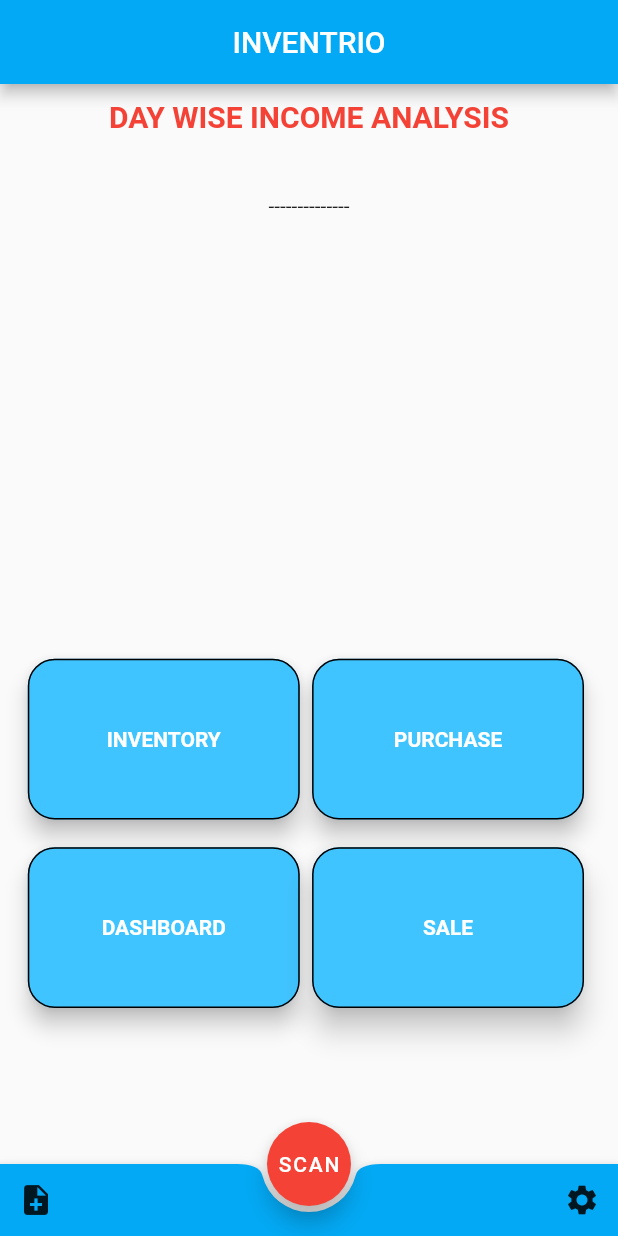
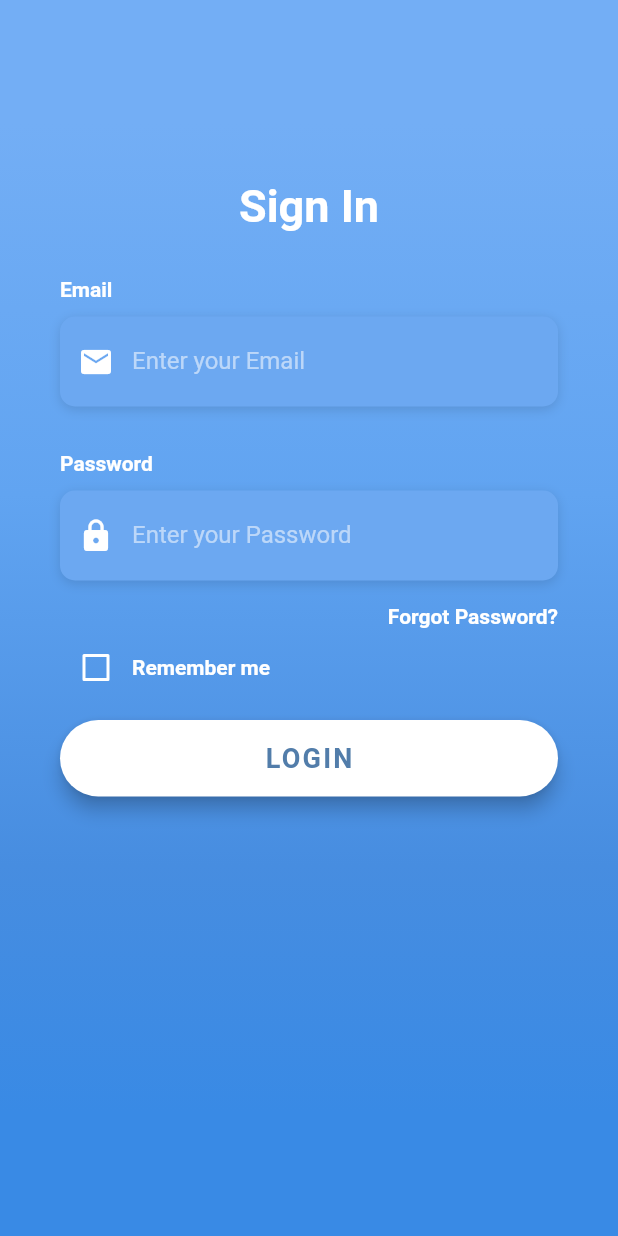
Before and after one commit to satwikchinna/inventrio, a Flutter app: the screen it shows after launch, on a phone screen of 412 x 824 dp. Run offline on Flutter 3.47's test engine with Material 2 defaults, Android fonts, the phone set to English and light mode, and no system bars; our stand-ins replace charts_flutter, flutter_spinkit, shared_preferences, sqflite; missing offline and left inert: flutter_barcode_scanner; accounts and stored records are empty; Roboto replaces fonts that are missing (OpenSans).

Commit message:
implemented login and logout

```diff
--- a/lib/main.dart
+++ b/lib/main.dart
@@ -1,8 +1,10 @@
 import 'package:flutter/material.dart';
 import 'package:inventrio/widgets/addItem.dart';
 import 'package:inventrio/widgets/dashboard.dart';
+import 'package:inventrio/widgets/login.dart';
 import 'package:inventrio/widgets/sale.dart';
 import 'package:inventrio/widgets/scanResult.dart';
+import 'package:shared_preferences/shared_preferences.dart';
 import './widgets/home.dart';
 import 'package:flutter_barcode_scanner/flutter_barcode_scanner.dart';
 import 'dart:math';
@@ -13,10 +15,12 @@ import './database_helper.dart';
 List sales;
 void main() async {
   WidgetsFlutterBinding.ensureInitialized();
+  SharedPreferences prefs = await SharedPreferences.getInstance();
+  var email = prefs.getString('email');
   var db = DatabaseHelper();
   var data = await db.getAnalysis();
 
-  runApp(myApp(data: data));
+  runApp(email == null ? MaterialApp(debugShowCheckedModeBanner: false  ,home:LoginScreen()):myApp( data: data));
 }
 
 class myApp extends StatefulWidget {
@@ -89,8 +93,17 @@ class _MyappState extends State<myApp> {
         home: Scaffold(
 
             appBar: AppBar(
-              title: Center(child: Text("INVENTRIO")),
+              centerTitle: true,
+              title: Text("INVENTRIO"),
               backgroundColor: Colors.lightBlue,
+               actions: <Widget>[
+    FlatButton(
+      textColor: Colors.white,
+      onPressed: () {},
+      child:_signout() ,
+      shape: CircleBorder(side: BorderSide(color: Colors.transparent)),
+    ),
+  ],
             ),
             floatingActionButtonLocation:
                 FloatingActionButtonLocation.centerDocked,
@@ -312,3 +325,16 @@ class SizeConfig {
   blockSizeVertical = screenHeight / 100;
  }
 }
+ Widget _signout() {
+return Builder(
+                builder: (context) =>IconButton(icon: Icon(Icons.power_settings_new),onPressed:()async{
+ SharedPreferences prefs = await SharedPreferences.getInstance();
+            prefs.remove('email');
+            Navigator.pushReplacement(context,
+                MaterialPageRoute(builder: (BuildContext ctx) => LoginScreen()));
+
+
+      }));
+
+
+      }
--- /dev/null
+++ b/lib/utilities/constants.dart
@@ -0,0 +1,24 @@
+import 'package:flutter/material.dart';
+
+final kHintTextStyle = TextStyle(
+  color: Colors.white54,
+  fontFamily: 'OpenSans',
+);
+
+final kLabelStyle = TextStyle(
+  color: Colors.white,
+  fontWeight: FontWeight.bold,
+  fontFamily: 'OpenSans',
+);
+
+final kBoxDecorationStyle = BoxDecoration(
+  color: Color(0xFF6CA8F1),
+  borderRadius: BorderRadius.circular(10.0),
+  boxShadow: [
+    BoxShadow(
+      color: Colors.black12,
+      blurRadius: 6.0,
+      offset: Offset(0, 2),
+    ),
+  ],
+);
--- /dev/null
+++ b/lib/widgets/login.dart
@@ -0,0 +1,305 @@
+import 'package:flutter/material.dart';
+import 'package:flutter/services.dart';
+import 'package:inventrio/utilities/constants.dart';
+import 'package:flutter_spinkit/flutter_spinkit.dart';
+import 'dart:convert';
+import 'package:http/http.dart' as http;
+import 'package:shared_preferences/shared_preferences.dart';
+
+import '../database_helper.dart';
+import '../main.dart';
+
+class LoginScreen extends StatefulWidget {
+  @override
+  _LoginScreenState createState() => _LoginScreenState();
+}
+
+class _LoginScreenState extends State<LoginScreen> {
+  bool _rememberMe = false;
+  var visible = false;
+  TextEditingController _emailController = new TextEditingController();
+  TextEditingController _passwordController = new TextEditingController();
+  Widget _buildEmailTF() {
+    return Column(
+      crossAxisAlignment: CrossAxisAlignment.start,
+      children: <Widget>[
+        Text(
+          'Email',
+          style: kLabelStyle,
+        ),
+        SizedBox(height: 10.0),
+        Container(
+          alignment: Alignment.centerLeft,
+          decoration: kBoxDecorationStyle,
+          height: 60.0,
+          child: TextField(
+            controller: _emailController,
+            keyboardType: TextInputType.emailAddress,
+            style: TextStyle(
+              color: Colors.white,
+              fontFamily: 'OpenSans',
+
+            ),
+            decoration: InputDecoration(
+              border: InputBorder.none,
+              contentPadding: EdgeInsets.only(top: 14.0),
+              prefixIcon: Icon(
+                Icons.email,
+                color: Colors.white,
+              ),
+              hintText: 'Enter your Email',
+              hintStyle: kHintTextStyle,
+            ),
+          ),
+        ),
+      ],
+    );
+  }
+
+  Widget _buildPasswordTF() {
+    return Column(
+      crossAxisAlignment: CrossAxisAlignment.start,
+      children: <Widget>[
+        Text(
+          'Password',
+          style: kLabelStyle,
+        ),
+        SizedBox(height: 10.0),
+        Container(
+          alignment: Alignment.centerLeft,
+          decoration: kBoxDecorationStyle,
+          height: 60.0,
+          child: TextField(
+            controller: _passwordController,
+            obscureText: true,
+            style: TextStyle(
+              color: Colors.white,
+              fontFamily: 'OpenSans',
+            ),
+            decoration: InputDecoration(
+              border: InputBorder.none,
+              contentPadding: EdgeInsets.only(top: 14.0),
+              prefixIcon: Icon(
+                Icons.lock,
+                color: Colors.white,
+              ),
+              hintText: 'Enter your Password',
+              hintStyle: kHintTextStyle,
+            ),
+          ),
+        ),
+      ],
+    );
+  }
+
+  Widget _buildForgotPasswordBtn() {
+    return Container(
+      alignment: Alignment.centerRight,
+      child: FlatButton(
+        onPressed: () => print('Forgot Password Button Pressed'),
+        padding: EdgeInsets.only(right: 0.0),
+        child: Text(
+          'Forgot Password?',
+          style: kLabelStyle,
+        ),
+      ),
+    );
+  }
+
+  Widget _buildRememberMeCheckbox() {
+    return Container(
+      height: 20.0,
+      child: Row(
+        children: <Widget>[
+          Theme(
+            data: ThemeData(unselectedWidgetColor: Colors.white),
+            child: Checkbox(
+              value: _rememberMe,
+              checkColor: Colors.green,
+              activeColor: Colors.white,
+              onChanged: (value) {
+                setState(() {
+                  _rememberMe = value;
+                });
+              },
+            ),
+          ),
+          Text(
+            'Remember me',
+            style: kLabelStyle,
+          ),
+        ],
+      ),
+    );
+  }
+
+  Widget _buildLoginBtn() {
+    return Container(
+      padding: EdgeInsets.symmetric(vertical: 25.0),
+      width: double.infinity,
+      child: RaisedButton(
+        elevation: 5.0,
+        onPressed: () async{
+
+
+
+ setState(() {
+  visible = true ;
+  });
+
+  // Getting value from Controller
+  String email = _emailController.text;
+  String password = _passwordController.text;
+
+  // SERVER LOGIN API URL
+  var url = 'https://inventrio.000webhostapp.com/login_user.php';
+
+  // Store all data with Param Name.
+  var data = {'email': email, 'password' : password};
+
+  // Starting Web API Call.
+  var response = await http.post(url, body: json.encode(data));
+
+  // Getting Server response into variable.
+  var message = jsonDecode(response.body);
+
+  // If the Response Message is Matched.
+  if(message == 'Login Matched')
+  {
+
+    // Hiding the CircularProgressIndicator.
+
+  var db = DatabaseHelper();
+  var data = await db.getAnalysis();
+  SharedPreferences prefs = await SharedPreferences.getInstance();
+  prefs.setString('email', _emailController.text);
+    // Navigate to Profile Screen & Sending Email to Next Screen.
+     setState(() {
+      visible = false;
+      });
+      Navigator.pushReplacement(
+        context,
+        MaterialPageRoute(builder: (context) => myApp(data: data))
+      );
+  }else{
+
+    // If Email or Password did not Matched.
+    // Hiding the CircularProgressIndicator.
+    setState(() {
+      visible = false;
+      });
+
+    // Showing Alert Dialog with Response JSON Message.
+    showDialog(
+    context: context,
+    builder: (BuildContext context) {
+      return AlertDialog(
+        title: new Text(message),
+        actions: <Widget>[
+          FlatButton(
+            child: new Text("OK"),
+            onPressed: () {
+              Navigator.of(context).pop();
+            },
+          ),
+        ],
+      );
+    },
+    );}
+
+
+
+
+        },
+        padding: EdgeInsets.all(15.0),
+        shape: RoundedRectangleBorder(
+          borderRadius: BorderRadius.circular(30.0),
+        ),
+        color: Colors.white,
+        child: Text(
+          'LOGIN',
+          style: TextStyle(
+            color: Color(0xFF527DAA),
+            letterSpacing: 1.5,
+            fontSize: 18.0,
+            fontWeight: FontWeight.bold,
+            fontFamily: 'OpenSans',
+          ),
+        ),
+      ),
+    );
+  }
+
+
+
+  @override
+  Widget build(BuildContext context) {
+    return Scaffold(
+      body: AnnotatedRegion<SystemUiOverlayStyle>(
+        value: SystemUiOverlayStyle.light,
+        child: GestureDetector(
+          onTap: () => FocusScope.of(context).unfocus(),
+          child: visible ? SpinKitRotatingCircle(
+
+  color: Colors.blue,
+  size: 50.0,
+) :Stack(
+            children: <Widget>[
+              Container(
+                height: double.infinity,
+                width: double.infinity,
+                decoration: BoxDecoration(
+                  gradient: LinearGradient(
+                    begin: Alignment.topCenter,
+                    end: Alignment.bottomCenter,
+                    colors: [
+                      Color(0xFF73AEF5),
+                      Color(0xFF61A4F1),
+                      Color(0xFF478DE0),
+                      Color(0xFF398AE5),
+                    ],
+                    stops: [0.1, 0.4, 0.7, 0.9],
+                  ),
+                ),
+              ),
+              Container(
+                height: double.infinity,
+                child: SingleChildScrollView(
+                  physics: AlwaysScrollableScrollPhysics(),
+                  padding: EdgeInsets.symmetric(
+                    horizontal: 40.0,
+                    vertical: 120.0,
+                  ),
+                  child: Column(
+                    mainAxisAlignment: MainAxisAlignment.center,
+                    children: <Widget>[
+                      Text(
+                        'Sign In',
+                        style: TextStyle(
+                          color: Colors.white,
+                          fontFamily: 'OpenSans',
+                          fontSize: 30.0,
+                          fontWeight: FontWeight.bold,
+                        ),
+                      ),
+                      SizedBox(height: 30.0),
+                      _buildEmailTF(),
+                      SizedBox(
+                        height: 30.0,
+                      ),
+                      _buildPasswordTF(),
+                      _buildForgotPasswordBtn(),
+                      _buildRememberMeCheckbox(),
+                      _buildLoginBtn(),
+
+                    ],
+                  ),
+                ),
+              )
+            ],
+          ),
+        ),
+      ),
+    );
+  }
+}
--- a/pubspec.yaml
+++ b/pubspec.yaml
@@ -29,9 +29,8 @@ dependencies:
   shared_preferences: ^0.5.7
   flutter_barcode_scanner: ^0.1.7
   charts_flutter: ^0.9.0
-  flutter_sparkline: any
-  flutter_staggered_grid_view: any
-  flutter_circular_chart: any
+  flutter_spinkit: "^4.1.2"
+  http: ^0.12.0
   autocomplete_textfield: any
 
 dev_dependencies:
```
Also changed, not shown: pubspec.lock, 1 other file.
